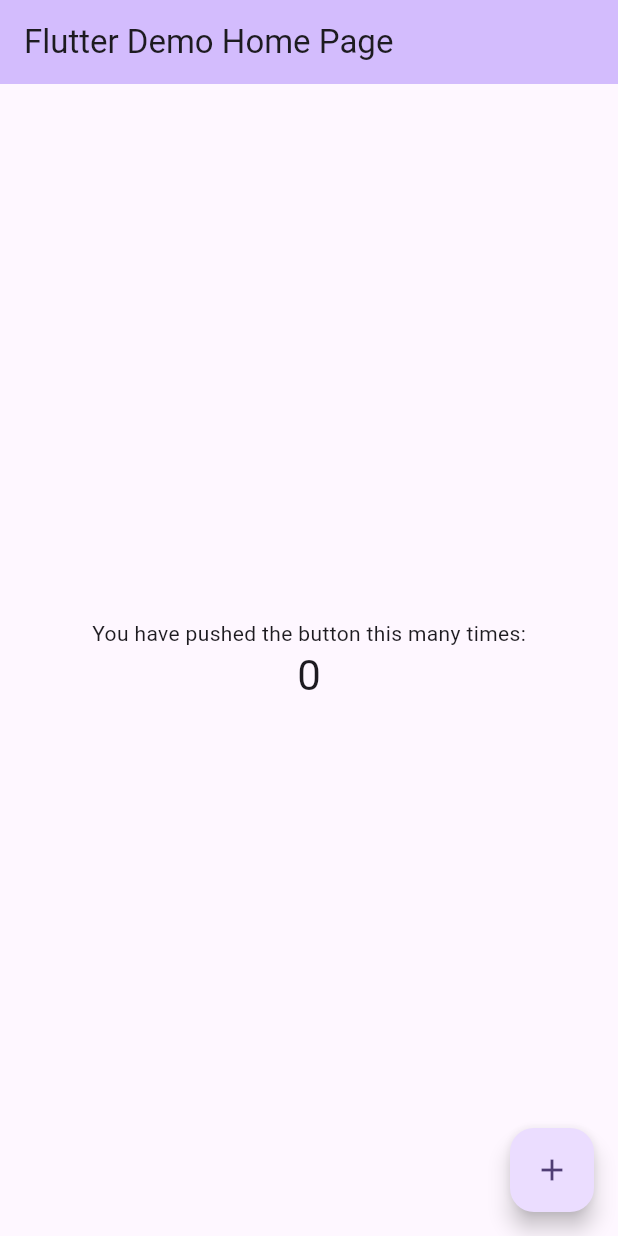
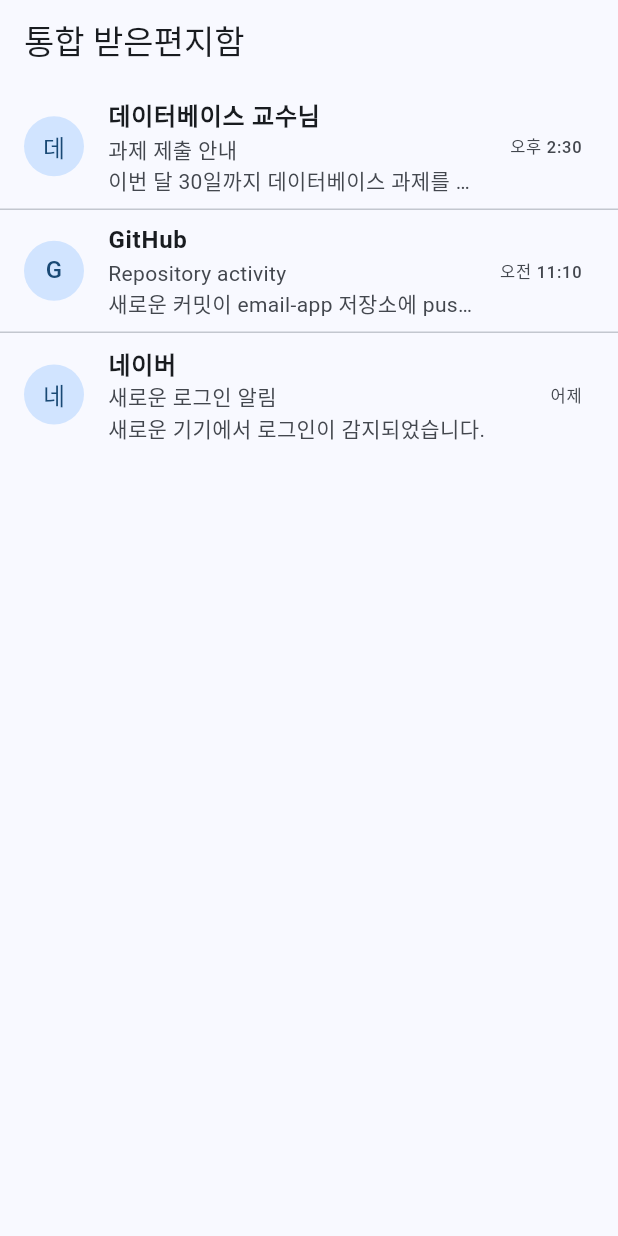
Before and after one commit to wiumoo/email-app, a Flutter app: the screen it shows after launch, on a phone screen of 412 x 824 dp. Run offline on Flutter 3.47's test engine with Material 3 defaults, Android fonts, the phone set to English and light mode, and no system bars.

Commit message:
feat: add mail list and detail screens

```diff
--- a/mobile/lib/main.dart
+++ b/mobile/lib/main.dart
@@ -1,122 +1,153 @@
 import 'package:flutter/material.dart';
 
 void main() {
-  runApp(const MyApp());
+  runApp(const EmailApp());
 }
 
-class MyApp extends StatelessWidget {
-  const MyApp({super.key});
+class EmailApp extends StatelessWidget {
+  const EmailApp({super.key});
 
-  // This widget is the root of your application.
   @override
   Widget build(BuildContext context) {
     return MaterialApp(
-      title: 'Flutter Demo',
+      debugShowCheckedModeBanner: false,
+      title: 'Email App',
       theme: ThemeData(
-        // This is the theme of your application.
-        //
-        // TRY THIS: Try running your application with "flutter run". You'll see
-        // the application has a purple toolbar. Then, without quitting the app,
-        // try changing the seedColor in the colorScheme below to Colors.green
-        // and then invoke "hot reload" (save your changes or press the "hot
-        // reload" button in a Flutter-supported IDE, or press "r" if you used
-        // the command line to start the app).
-        //
-        // Notice that the counter didn't reset back to zero; the application
-        // state is not lost during the reload. To reset the state, use hot
-        // restart instead.
-        //
-        // This works for code too, not just values: Most code changes can be
-        // tested with just a hot reload.
-        colorScheme: .fromSeed(seedColor: Colors.deepPurple),
+        colorScheme: ColorScheme.fromSeed(seedColor: Colors.blue),
+        useMaterial3: true,
       ),
-      home: const MyHomePage(title: 'Flutter Demo Home Page'),
+      home: const MailListPage(),
     );
   }
 }
 
-class MyHomePage extends StatefulWidget {
-  const MyHomePage({super.key, required this.title});
+class MailListPage extends StatelessWidget {
+  const MailListPage({super.key});
 
-  // This widget is the home page of your application. It is stateful, meaning
-  // that it has a State object (defined below) that contains fields that affect
-  // how it looks.
-
-  // This class is the configuration for the state. It holds the values (in this
-  // case the title) provided by the parent (in this case the App widget) and
-  // used by the build method of the State. Fields in a Widget subclass are
-  // always marked "final".
-
-  final String title;
-
-  @override
-  State<MyHomePage> createState() => _MyHomePageState();
-}
-
-class _MyHomePageState extends State<MyHomePage> {
-  int _counter = 0;
-
-  void _incrementCounter() {
-    setState(() {
-      // This call to setState tells the Flutter framework that something has
-      // changed in this State, which causes it to rerun the build method below
-      // so that the display can reflect the updated values. If we changed
-      // _counter without calling setState(), then the build method would not be
-      // called again, and so nothing would appear to happen.
-      _counter++;
-    });
-  }
+  static const List<Map<String, String>> mails = [
+    {
+      'sender': '데이터베이스 교수님',
+      'subject': '과제 제출 안내',
+      'preview': '이번 달 30일까지 데이터베이스 과제를 제출하세요.',
+      'time': '오후 2:30',
+    },
+    {
+      'sender': 'GitHub',
+      'subject': 'Repository activity',
+      'preview': '새로운 커밋이 email-app 저장소에 push되었습니다.',
+      'time': '오전 11:10',
+    },
+    {
+      'sender': '네이버',
+      'subject': '새로운 로그인 알림',
+      'preview': '새로운 기기에서 로그인이 감지되었습니다.',
+      'time': '어제',
+    },
+  ];
 
   @override
   Widget build(BuildContext context) {
-    // This method is rerun every time setState is called, for instance as done
-    // by the _incrementCounter method above.
-    //
-    // The Flutter framework has been optimized to make rerunning build methods
-    // fast, so that you can just rebuild anything that needs updating rather
-    // than having to individually change instances of widgets.
     return Scaffold(
       appBar: AppBar(
-        // TRY THIS: Try changing the color here to a specific color (to
-        // Colors.amber, perhaps?) and trigger a hot reload to see the AppBar
-        // change color while the other colors stay the same.
-        backgroundColor: Theme.of(context).colorScheme.inversePrimary,
-        // Here we take the value from the MyHomePage object that was created by
-        // the App.build method, and use it to set our appbar title.
-        title: Text(widget.title),
+        title: const Text('통합 받은편지함'),
       ),
-      body: Center(
-        // Center is a layout widget. It takes a single child and positions it
-        // in the middle of the parent.
+      body: ListView.separated(
+        itemCount: mails.length,
+        separatorBuilder: (context, index) {
+          return const Divider(height: 1);
+        },
+        itemBuilder: (context, index) {
+          final mail = mails[index];
+
+          return ListTile(
+            leading: CircleAvatar(
+              child: Text(mail['sender']!.substring(0, 1)),
+            ),
+            title: Text(
+              mail['sender']!,
+              style: const TextStyle(
+                fontWeight: FontWeight.bold,
+              ),
+            ),
+            subtitle: Column(
+              crossAxisAlignment: CrossAxisAlignment.start,
+              children: [
+                Text(mail['subject']!),
+                Text(
+                  mail['preview']!,
+                  maxLines: 1,
+                  overflow: TextOverflow.ellipsis,
+                ),
+              ],
+            ),
+            trailing: Text(mail['time']!),
+            onTap: () {
+              Navigator.push(
+                context,
+                MaterialPageRoute(
+                  builder: (context) {
+                    return MailDetailPage(mail: mail);
+                  },
+                ),
+              );
+            },
+          );
+        },
+      ),
+    );
+  }
+}
+
+class MailDetailPage extends StatelessWidget {
+  final Map<String, String> mail;
+
+  const MailDetailPage({
+    super.key,
+    required this.mail,
+  });
+
+  @override
+  Widget build(BuildContext context) {
+    return Scaffold(
+      appBar: AppBar(
+        title: const Text('메일 상세'),
+      ),
+      body: Padding(
+        padding: const EdgeInsets.all(20),
         child: Column(
-          // Column is also a layout widget. It takes a list of children and
-          // arranges them vertically. By default, it sizes itself to fit its
-          // children horizontally, and tries to be as tall as its parent.
-          //
-          // Column has various properties to control how it sizes itself and
-          // how it positions its children. Here we use mainAxisAlignment to
-          // center the children vertically; the main axis here is the vertical
-          // axis because Columns are vertical (the cross axis would be
-          // horizontal).
-          //
-          // TRY THIS: Invoke "debug painting" (choose the "Toggle Debug Paint"
-          // action in the IDE, or press "p" in the console), to see the
-          // wireframe for each widget.
-          mainAxisAlignment: .center,
+          crossAxisAlignment: CrossAxisAlignment.start,
           children: [
-            const Text('You have pushed the button this many times:'),
             Text(
-              '$_counter',
-              style: Theme.of(context).textTheme.headlineMedium,
+              mail['subject']!,
+              style: const TextStyle(
+                fontSize: 24,
+                fontWeight: FontWeight.bold,
+              ),
+            ),
+            const SizedBox(height: 16),
+            Text(
+              '보낸 사람: ${mail['sender']}',
+              style: const TextStyle(fontSize: 16),
+            ),
+            const SizedBox(height: 8),
+            Text(
+              '받은 시간: ${mail['time']}',
+              style: const TextStyle(
+                fontSize: 14,
+                color: Colors.grey,
+              ),
+            ),
+            const Divider(height: 32),
+            Text(
+              mail['preview']!,
+              style: const TextStyle(
+                fontSize: 17,
+                height: 1.6,
+              ),
             ),
           ],
         ),
       ),
-      floatingActionButton: FloatingActionButton(
-        onPressed: _incrementCounter,
-        tooltip: 'Increment',
-        child: const Icon(Icons.add),
-      ),
     );
   }
 }
```
